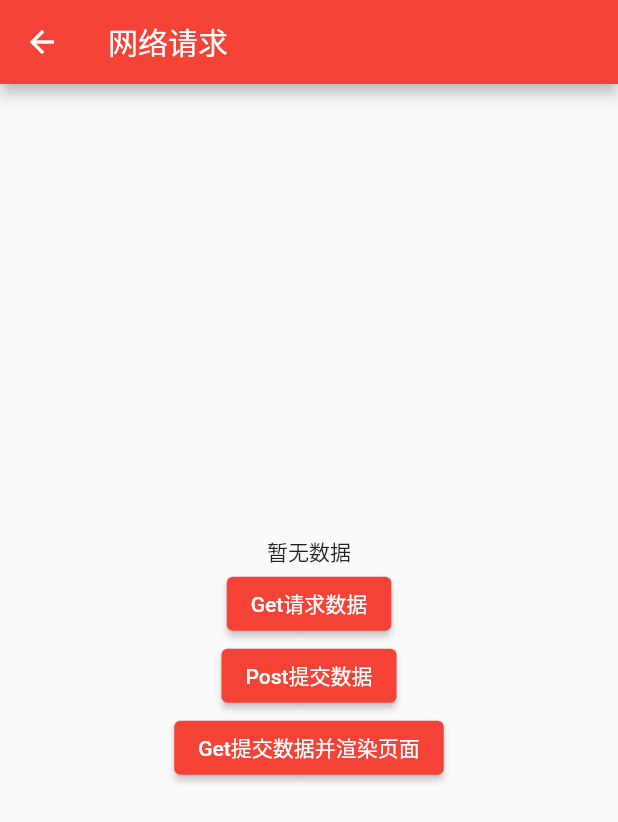
After one commit to Ssiswent/flutter_learning, a Flutter app: the screen it shows after launch, after a tap on "跳转到网络请求页", on a phone screen of 412 x 824 dp. The commit adds this screen. Shown: the top 822 px of the screen. Run offline on Flutter 3.47's test engine with Material 2 defaults, Android fonts, the phone set to English and light mode, and no system bars; our stand-ins replace date_format, flutter_datetime_picker, flutter_swiper_null_safety, fluttertoast; network calls fail.

Commit message:
http网络请求

```diff
--- /dev/null
+++ b/lib/pages/other/network_request.dart
@@ -0,0 +1,53 @@
+import 'dart:convert';
+
+import 'package:flutter/material.dart';
+
+import 'package:http/http.dart' as http;
+
+class NetworkRequstPage extends StatefulWidget {
+  const NetworkRequstPage({Key? key}) : super(key: key);
+
+  @override
+  _NetworkRequstPageState createState() => _NetworkRequstPageState();
+}
+
+class _NetworkRequstPageState extends State<NetworkRequstPage> {
+  String msg = "暂无数据";
+
+  @override
+  Widget build(BuildContext context) {
+    return Scaffold(
+      appBar: AppBar(
+        title: const Text('网络请求'),
+      ),
+      body: Center(
+        child: Column(
+          mainAxisAlignment: MainAxisAlignment.center,
+          children: [
+            Text(msg),
+            ElevatedButton(onPressed: _getData, child: const Text("Get请求数据")),
+            ElevatedButton(onPressed: _postData, child: const Text("Post提交数据")),
+            ElevatedButton(
+                onPressed: () => Navigator.pushNamed(context, "/productList"),
+                child: const Text("Get提交数据并渲染页面")),
+          ],
+        ),
+      ),
+    );
+  }
+
+  void _getData() async {
+    var url = Uri.parse("https://jd.itying.com/api/httpGet");
+    var response = await http.get(url);
+    setState(() {
+      msg = json.decode(response.body)["msg"];
+    });
+  }
+
+  void _postData() async {
+    var url = Uri.parse("https://jd.itying.com/api/httpPost");
+    var response = await http.post(url, body: {"userName": "张三", "age": "18"});
+    print('Response status: ${response.statusCode}');
+    print('Response body: ${response.body}');
+  }
+}
--- a/lib/pages/tabs/category.dart
+++ b/lib/pages/tabs/category.dart
@@ -1,5 +1,5 @@
 import 'package:flutter/material.dart';
-import 'package:flutter_learning/custom/round_underline_tab_indicator.dart';
+import 'package:flutter_learning/components/round_underline_tab_indicator.dart';
 import 'package:flutter_learning/pages/other/grid_view.dart';
 
 class CategoryPage extends StatefulWidget {
--- a/lib/pages/tabs/home.dart
+++ b/lib/pages/tabs/home.dart
@@ -95,6 +95,15 @@ class _HomePageState extends State<HomePage> {
           onTap: () => Navigator.pushNamed(context, "/dialog"),
         ),
         const Divider(),
+        ListTile(
+          contentPadding: const EdgeInsets.fromLTRB(8, 0, 8, 0),
+          shape: RoundedRectangleBorder(
+            borderRadius: BorderRadius.circular(8),
+          ),
+          title: const Text("跳转到网络请求页"),
+          onTap: () => Navigator.pushNamed(context, "/network"),
+        ),
+        const Divider(),
         Column(
           children: list.map((e) => ListTile(title: e)).toList(),
         ),
--- a/lib/pages/tabs/settings.dart
+++ b/lib/pages/tabs/settings.dart
@@ -1,5 +1,5 @@
 import 'package:flutter/material.dart';
-import 'package:flutter_learning/custom/round_underline_tab_indicator.dart';
+import 'package:flutter_learning/components/round_underline_tab_indicator.dart';
 import 'package:flutter_learning/pages/user/login_register.dart';
 
 class SettingsPage extends StatefulWidget {
@@ -19,7 +19,7 @@ class _SettingsPageState extends State<SettingsPage>
     super.initState();
     _tabController = TabController(length: 2, vsync: this);
     _tabController.addListener(() {
-      print("TabController index: ${_tabController.index}");
+      // print("TabController index: ${_tabController.index}");
     });
   }
 
--- a/lib/routes/routes.dart
+++ b/lib/routes/routes.dart
@@ -4,7 +4,9 @@ import 'package:flutter_learning/pages/other/date_picker.dart';
 import 'package:flutter_learning/pages/other/dialog.dart';
 
 import 'package:flutter_learning/pages/other/form.dart';
+import 'package:flutter_learning/pages/other/network_request.dart';
 import 'package:flutter_learning/pages/other/product.dart';
+import 'package:flutter_learning/pages/other/product_list.dart';
 import 'package:flutter_learning/pages/other/search.dart';
 import 'package:flutter_learning/pages/other/swiper.dart';
 import 'package:flutter_learning/pages/tabs/tabs.dart';
@@ -26,6 +28,8 @@ final routes = {
   "/date": (context) => const DatePickerPage(),
   "/swiper": (context) => const SwiperPage(),
   "/dialog": (context) => const DialogPage(),
+  "/network": (context) => const NetworkRequstPage(),
+  "/productList": (context) => const ProductListPage(),
 };
 
 // 固定写法
--- a/pubspec.yaml
+++ b/pubspec.yaml
@@ -41,6 +41,7 @@ dependencies:
   date_format: ^2.0.4
   # flutter_swiper: ^1.1.6
   flutter_swiper_null_safety: ^1.0.2
+  http: ^0.13.4
   flutter_datetime_picker:
     git:
       url: https://github.com/Realank/flutter_datetime_picker.git
```
Also changed, not shown: lib/components/custom_dialog.dart (added, +73 -0 lines), lib/pages/other/date_picker.dart (+5 -5 lines), lib/pages/other/dialog.dart (+22 -8 lines), lib/pages/other/product_list.dart (added, +49 -0 lines), lib/components/round_underline_tab_indicator.dart (renamed from lib/custom/round_underline_tab_indicator.dart), pubspec.lock.
